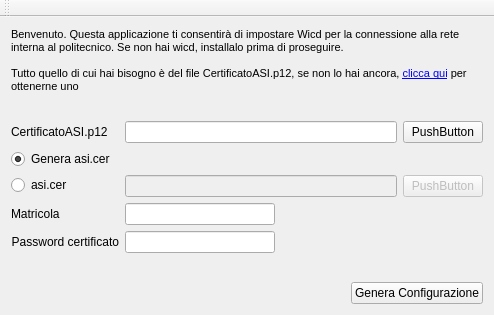
The window that mainwindow.ui (drf/policonnect) describes before a commit, drawn with Qt 5.
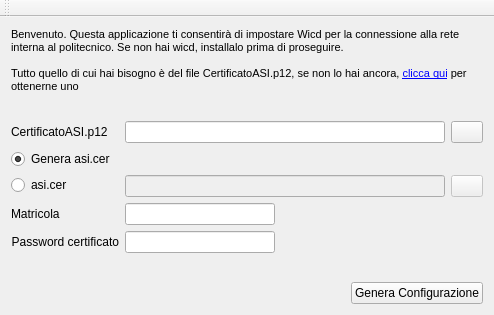
The same window after the commit.

```diff
--- a/mainwindow.ui
+++ b/mainwindow.ui
@@ -66,8 +66,14 @@
         </item>
         <item>
          <widget class="QPushButton" name="p12BrowseButton">
+          <property name="maximumSize">
+           <size>
+            <width>32</width>
+            <height>32</height>
+           </size>
+          </property>
           <property name="text">
-           <string>PushButton</string>
+           <string/>
           </property>
          </widget>
         </item>
@@ -107,8 +113,14 @@
           <property name="enabled">
            <bool>false</bool>
           </property>
+          <property name="maximumSize">
+           <size>
+            <width>32</width>
+            <height>32</height>
+           </size>
+          </property>
           <property name="text">
-           <string>PushButton</string>
+           <string/>
           </property>
          </widget>
         </item>
```
Left out of the diff: 32 changed lines with no effect on the pictures.
